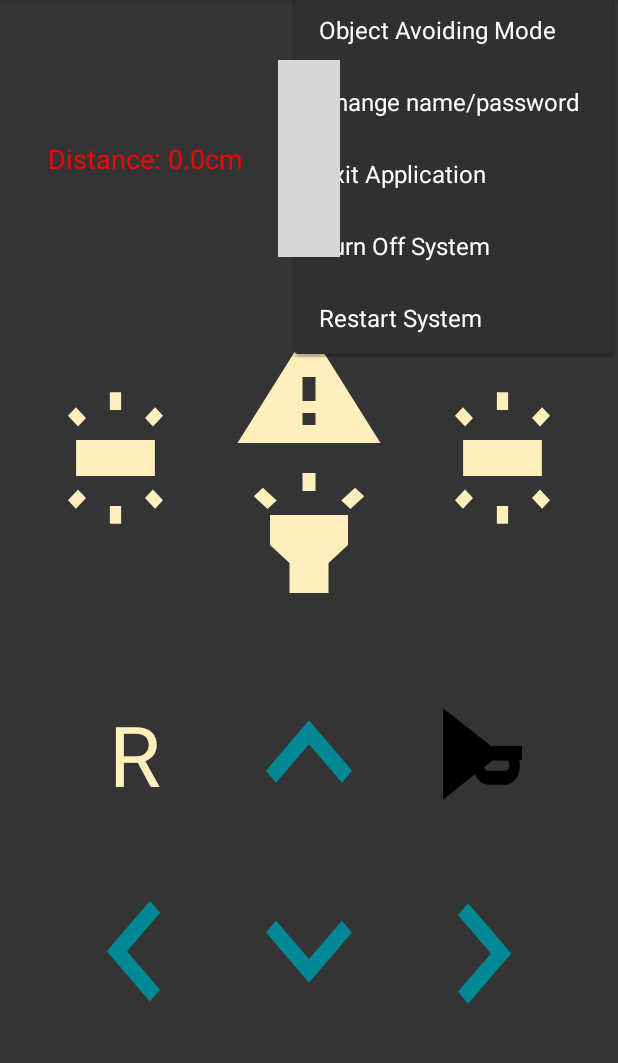
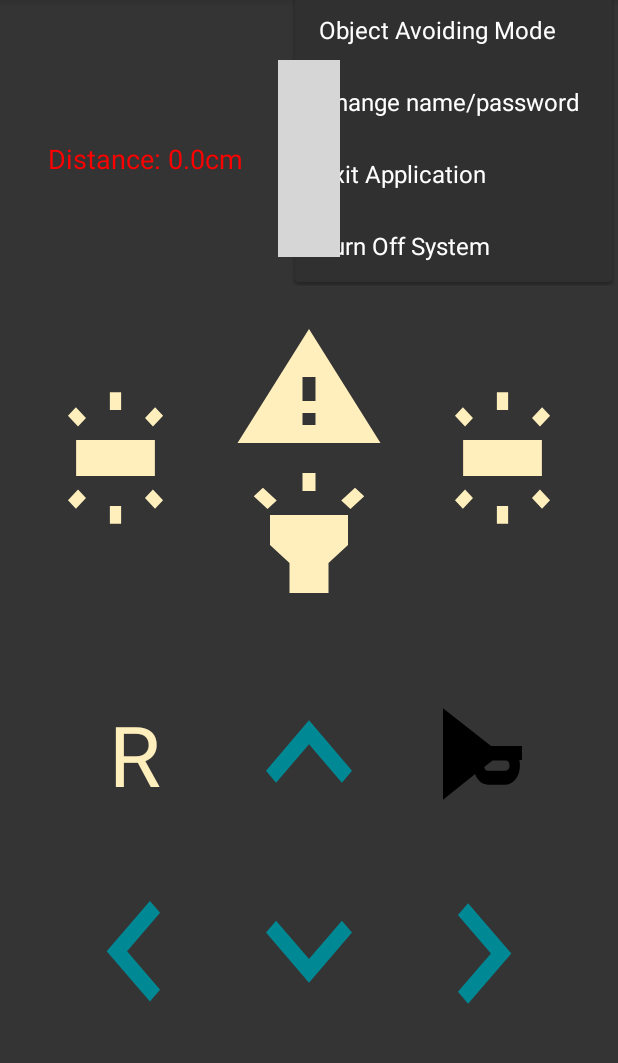
Before and after one commit to alex-molnar/rc_controller, an Android app: the MainActivity screen opened directly, with no data from a screen before it, with the options menu open, on a phone screen of 412 x 824 dp, the part 84-1147 px from its top. Run offline under Robolectric (Android 15) with nearby library versions, the phone set to English and light mode, and no system bars; libraries missing offline, so code that uses them is left out: com.github.kittinunf.fuel, com.skyfishjy.library; grey boxes are pictures that could not be loaded.

Commit message:
Removed restart request

```diff
--- a/app/src/main/java/com/example/rccontroller/Channel.kt
+++ b/app/src/main/java/com/example/rccontroller/Channel.kt
@@ -37,7 +37,6 @@ object Channel {
     private const val DISTANCE = "distance"
     private const val SPEED = "speed"
     private val POWEROFF_MESSAGE = "POWEROFF".toByteArray(Charset.defaultCharset())
-    private val RESTART_MESSAGE = "RESTART".toByteArray(Charset.defaultCharset())
     private const val MODIFY_REQUEST = "modify"
     private const val GRANTED = "granted"
     private const val REJECTED = "rejected"
@@ -210,7 +209,7 @@ object Channel {
         btsocket?.close()
     }
 
-    fun sendTurnOffSignal(restart: Boolean) {
-        socketWriter.write(if (restart) RESTART_MESSAGE else POWEROFF_MESSAGE)
+    fun sendTurnOffSignal() {
+        socketWriter.write(POWEROFF_MESSAGE)
     }
 }
--- a/app/src/main/java/com/example/rccontroller/MainActivity.kt
+++ b/app/src/main/java/com/example/rccontroller/MainActivity.kt
@@ -261,9 +261,9 @@ class MainActivity : AppCompatActivity() {
             R.id.exitItem -> {
                 cleanupAndFinish()
             }
-            R.id.powerOffItem, R.id.restartItem -> {
+            R.id.powerOffItem -> {
                 thread {
-                    Channel.sendTurnOffSignal(item.itemId == R.id.restartItem)
+                    Channel.sendTurnOffSignal()
                 }
                 Thread.sleep(500)
                 cleanupAndFinish()
--- a/app/src/main/res/menu/main_menu.xml
+++ b/app/src/main/res/menu/main_menu.xml
@@ -16,7 +16,4 @@
     <item
         android:id="@+id/powerOffItem"
         android:title="@string/poweroff" />
-    <item
-        android:id="@+id/restartItem"
-        android:title="@string/restart" />
 </menu>
```
